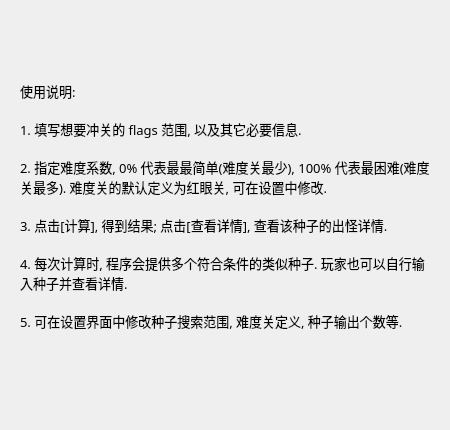
Old version of the form howto.ui in the repository Rottenham/seed-finder-qt.
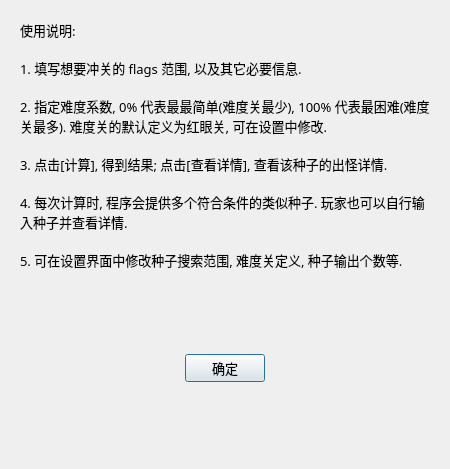
New version of the form.

What changed in the file:
```diff
--- a/howto.ui
+++ b/howto.ui
@@ -7,19 +7,19 @@
     <x>0</x>
     <y>0</y>
     <width>450</width>
-    <height>430</height>
+    <height>469</height>
    </rect>
   </property>
   <property name="minimumSize">
    <size>
     <width>450</width>
-    <height>430</height>
+    <height>460</height>
    </size>
   </property>
   <property name="maximumSize">
    <size>
     <width>450</width>
-    <height>430</height>
+    <height>999</height>
    </size>
   </property>
   <property name="font">
@@ -31,17 +31,74 @@
   <property name="windowTitle">
    <string>使用说明</string>
   </property>
-  <widget class="QLabel" name="label">
+  <property name="modal">
+   <bool>false</bool>
+  </property>
+  <widget class="QWidget" name="gridLayoutWidget">
    <property name="geometry">
     <rect>
-     <x>20</x>
-     <y>10</y>
-     <width>411</width>
-     <height>391</height>
+     <x>0</x>
+     <y>0</y>
+     <width>451</width>
+     <height>471</height>
     </rect>
    </property>
-   <property name="text">
-    <string>使用说明:
+   <layout class="QGridLayout" name="gridLayout">
+    <property name="leftMargin">
+     <number>20</number>
+    </property>
+    <property name="topMargin">
+     <number>20</number>
+    </property>
+    <property name="rightMargin">
+     <number>20</number>
+    </property>
+    <property name="bottomMargin">
+     <number>10</number>
+    </property>
+    <item row="1" column="0">
+     <spacer name="verticalSpacer">
+      <property name="orientation">
+       <enum>Qt::Vertical</enum>
+      </property>
+      <property name="sizeHint" stdset="0">
+       <size>
+        <width>20</width>
+        <height>40</height>
+       </size>
+      </property>
+     </spacer>
+    </item>
+    <item row="1" column="1">
+     <widget class="QPushButton" name="pushButton">
+      <property name="sizePolicy">
+       <sizepolicy hsizetype="Maximum" vsizetype="Fixed">
+        <horstretch>0</horstretch>
+        <verstretch>0</verstretch>
+       </sizepolicy>
+      </property>
+      <property name="text">
+       <string>确定</string>
+      </property>
+     </widget>
+    </item>
+    <item row="1" column="2">
+     <spacer name="verticalSpacer_2">
+      <property name="orientation">
+       <enum>Qt::Vertical</enum>
+      </property>
+      <property name="sizeHint" stdset="0">
+       <size>
+        <width>20</width>
+        <height>40</height>
+       </size>
+      </property>
+     </spacer>
+    </item>
+    <item row="0" column="0" colspan="3">
+     <widget class="QLabel" name="label">
+      <property name="text">
+       <string>使用说明:
 
 1. 填写想要冲关的 flags 范围, 以及其它必要信息.
 
@@ -52,10 +109,13 @@
 4. 每次计算时, 程序会提供多个符合条件的类似种子. 玩家也可以自行输入种子并查看详情.
 
 5. 可在设置界面中修改种子搜索范围, 难度关定义, 种子输出个数等.</string>
-   </property>
-   <property name="wordWrap">
-    <bool>true</bool>
-   </property>
+      </property>
+      <property name="wordWrap">
+       <bool>true</bool>
+      </property>
+     </widget>
+    </item>
+   </layout>
   </widget>
  </widget>
  <resources/>
```
Left out of the diff: 19 changed lines with no effect on the pictures.
